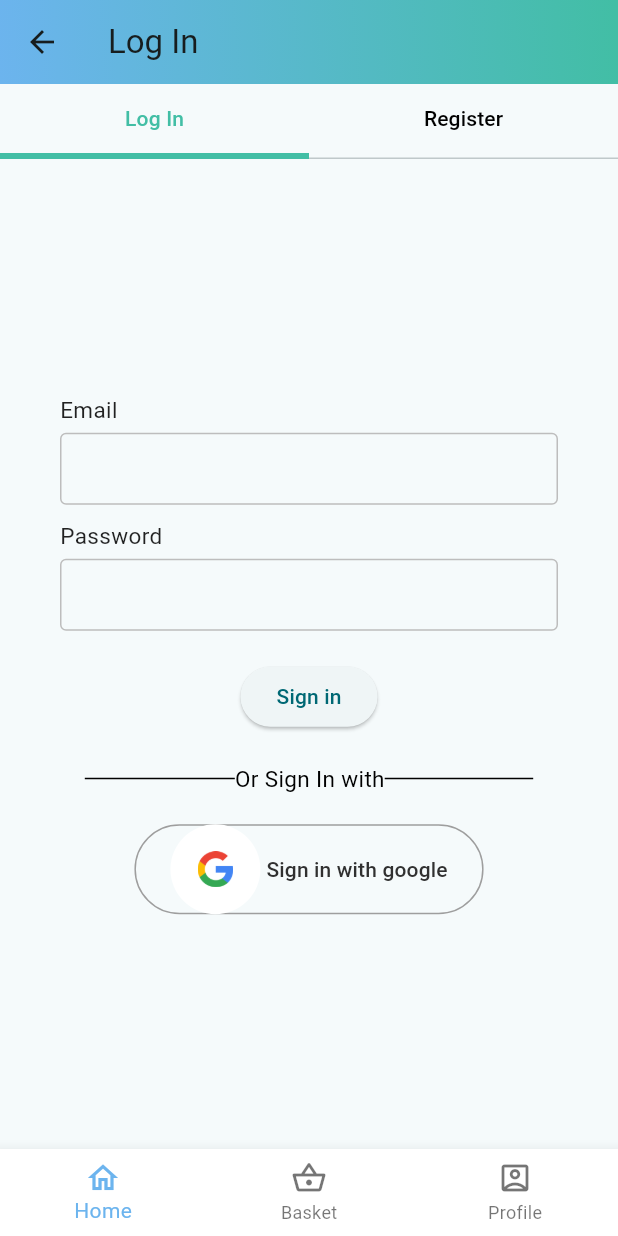
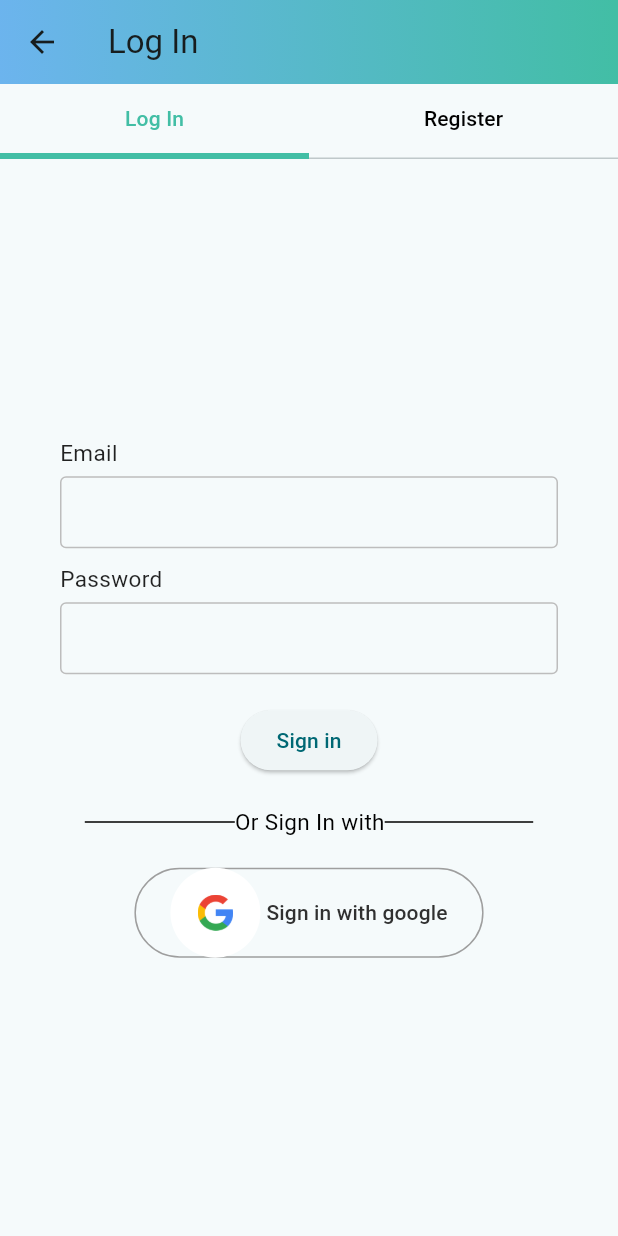
Before and after one commit to gabirel1/Flutter-project-duplicate, a Flutter app: the screen it shows after launch, item 3 of the bottom bar chosen, after a tap on "Log In / Register", on a phone screen of 412 x 824 dp. Run offline on Flutter 3.47's test engine with Material 3 defaults, Android fonts, the phone set to English and light mode, and no system bars; our stand-ins replace cloud_firestore, email_validator, firebase_auth, firebase_core, flutter_redux, google_sign_in and 1 more; missing offline and left inert: redux_logging; accounts and stored records are empty; generated files the repository leaves out were written again; Roboto replaces fonts that are missing (Urbanist); statements that could not run were skipped.

Commit message:
Authentication no longer use old BottomNavigationBar

```diff
--- a/my_app/lib/Pages/MainPages/profile_page.dart
+++ b/my_app/lib/Pages/MainPages/profile_page.dart
@@ -98,11 +98,7 @@ class ProfilePageState extends State<ProfilePage> {
         }
       },
       builder: (BuildContext context, ProfileViewModel viewModel) {
-        return WillPopScope(
-          onWillPop: () async {
-            return false;
-          },
-          child: Scaffold(
+        return Scaffold(
             key: drawerScaffoldKey,
             extendBodyBehindAppBar: true,
             appBar: AppBar(
@@ -300,8 +296,6 @@ class ProfilePageState extends State<ProfilePage> {
                       ],
               ),
             ),
-            bottomNavigationBar: const MyBottomNavigationBar(),
-          ),
         );
       },
     );
--- a/my_app/lib/Pages/authentication_page.dart
+++ b/my_app/lib/Pages/authentication_page.dart
@@ -23,8 +23,6 @@ class AuthenticationPage extends StatefulWidget {
 class AuthenticationPageState extends State<AuthenticationPage>
     with TickerProviderStateMixin {
   late TabController _tabController;
-  late final GlobalKey<ScaffoldState> drawerScaffoldKey =
-      GlobalKey<ScaffoldState>();
   final TextEditingController _emailController = TextEditingController();
   final TextEditingController _passwordController = TextEditingController();
   final TextEditingController _passwordConfirmController =
@@ -665,11 +663,7 @@ class AuthenticationPageState extends State<AuthenticationPage>
       converter: AuthenticationViewModel.factory,
       onInitialBuild: (AuthenticationViewModel viewModel) {},
       builder: (BuildContext context, AuthenticationViewModel viewModel) {
-        return WillPopScope(
-          onWillPop: () async {
-            return true;
-          },
-          child: Scaffold(
+        return Scaffold(
             appBar: AppBar(
               automaticallyImplyLeading: false,
               title: Text(_title),
@@ -691,11 +685,7 @@ class AuthenticationPageState extends State<AuthenticationPage>
                   Icons.arrow_back,
                 ),
                 onPressed: () async {
-                  await Navigator.of(context).pushReplacement(
-                    MaterialPageRoute<void>(
-                      builder: (BuildContext context) => const ProfilePage(),
-                    ),
-                  );
+                  Navigator.of(context).pop();
                 },
               ),
             ),
@@ -759,9 +749,7 @@ class AuthenticationPageState extends State<AuthenticationPage>
                 ],
               ),
             ),
-            bottomNavigationBar: const MyBottomNavigationBar(),
-          ),
-        );
+          );
       },
     );
   }
```
